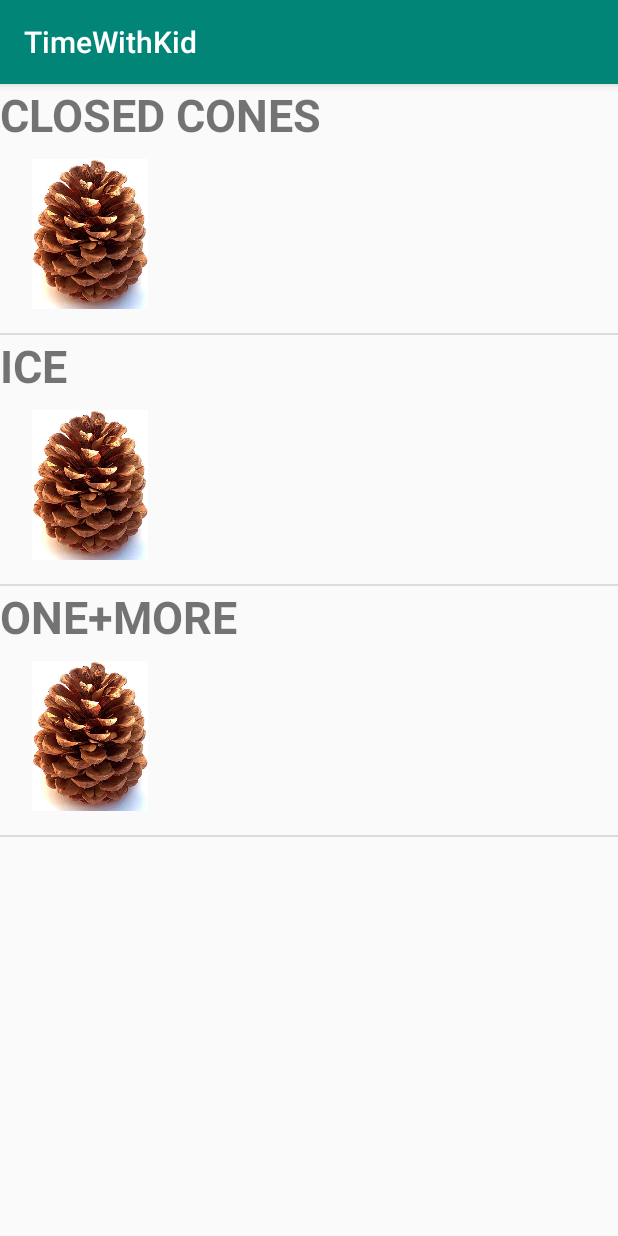
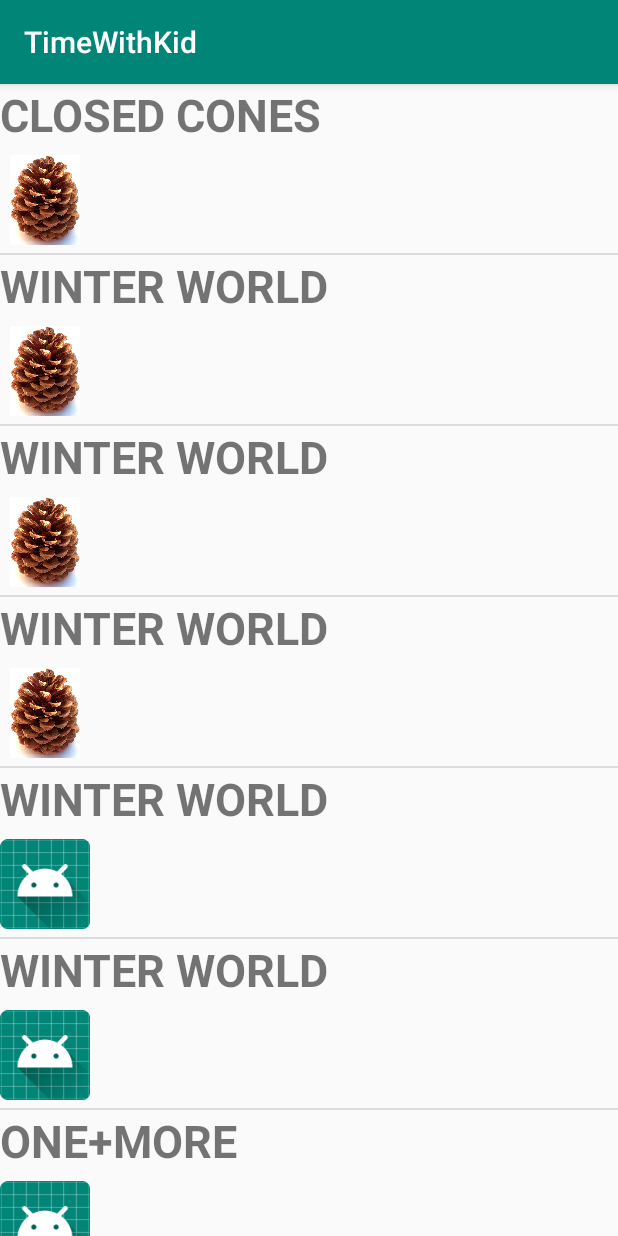
Before and after one commit to pinkcollar/TimeWithKid, an Android app: the screen it shows after launch (MainActivity), on a phone screen of 412 x 824 dp. Run offline under Robolectric (Android 15) with nearby library versions, the phone set to English and light mode, and no system bars; 1 statement that could not run was skipped.

Commit message:
Layout view configured

```diff
--- a/app/src/main/java/com/example/timewithkid/MainActivity.java
+++ b/app/src/main/java/com/example/timewithkid/MainActivity.java
@@ -33,7 +33,11 @@ public class MainActivity extends AppCompatActivity {
 
         mlistView = findViewById(R.id.listView);
         taskNames.add("CLOSED CONES");
-        taskNames.add("ICE");
+        taskNames.add("WINTER WORLD");
+        taskNames.add("WINTER WORLD");
+        taskNames.add("WINTER WORLD");
+        taskNames.add("WINTER WORLD");
+        taskNames.add("WINTER WORLD");
         taskNames.add("ONE+MORE");
         images.add(R.drawable.pinecone);
         images.add(R.drawable.pinecone);
--- a/app/src/main/res/layout/customlayout.xml
+++ b/app/src/main/res/layout/customlayout.xml
@@ -6,30 +6,30 @@
 
     <ImageView
         android:id="@+id/imageView"
-        android:layout_width="100dp"
-        android:layout_height="100dp"
-        android:layout_marginStart="10dp"
-        android:layout_marginLeft="16dp"
-        android:layout_marginTop="50dp"
+        android:layout_width="60dp"
+        android:layout_height="60dp"
+        android:layout_below="@+id/textView"
 
-        android:layout_marginEnd="16dp"
-        android:layout_marginRight="16dp"
-        android:layout_marginBottom="16dp"
+        android:layout_alignParentStart="true"
 
+        android:layout_alignParentLeft="true"
+        android:layout_marginStart="0dp"
+        android:layout_marginLeft="0dp"
+        android:layout_marginTop="7dp"
+        android:layout_marginBottom="5dp"
         app:srcCompat="@mipmap/ic_launcher" />
 
     <TextView
         android:id="@+id/textView"
         android:layout_width="match_parent"
-        android:layout_height="49dp"
+        android:layout_height="40dp"
         android:layout_alignParentEnd="true"
         android:layout_alignParentRight="true"
         android:layout_marginEnd="15dp"
         android:layout_marginRight="15dp"
         android:text="TaskName"
-        android:textStyle="bold"
         android:textSize="30sp"
-        />
+        android:textStyle="bold" />
 
 
 </RelativeLayout>
```
